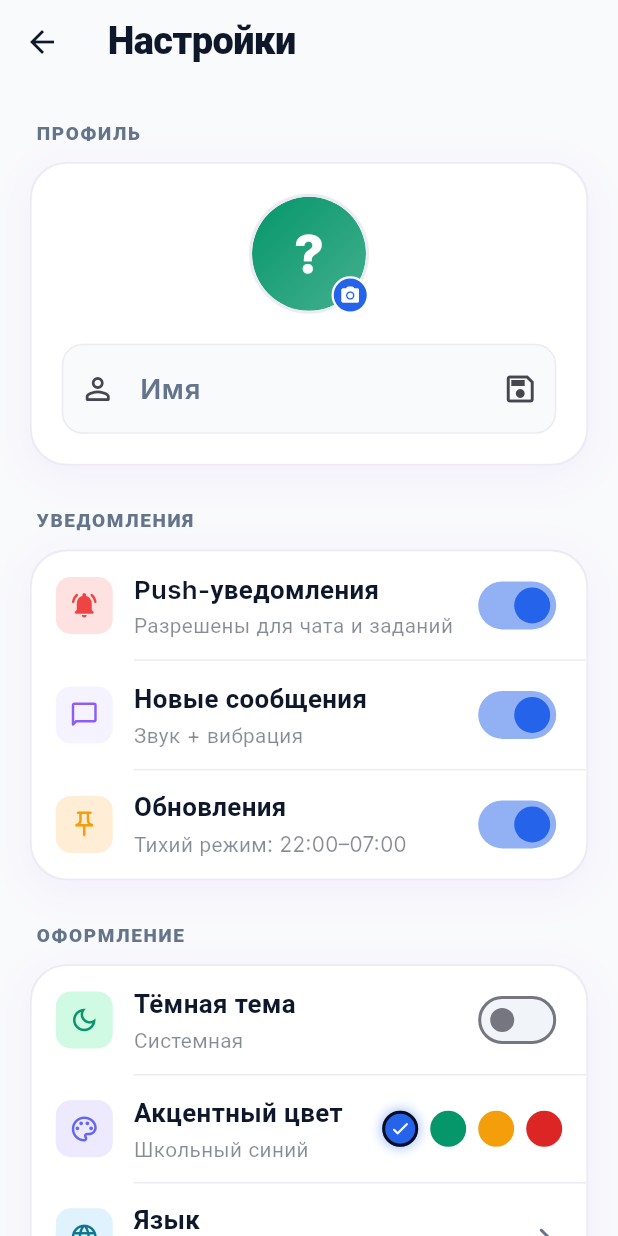
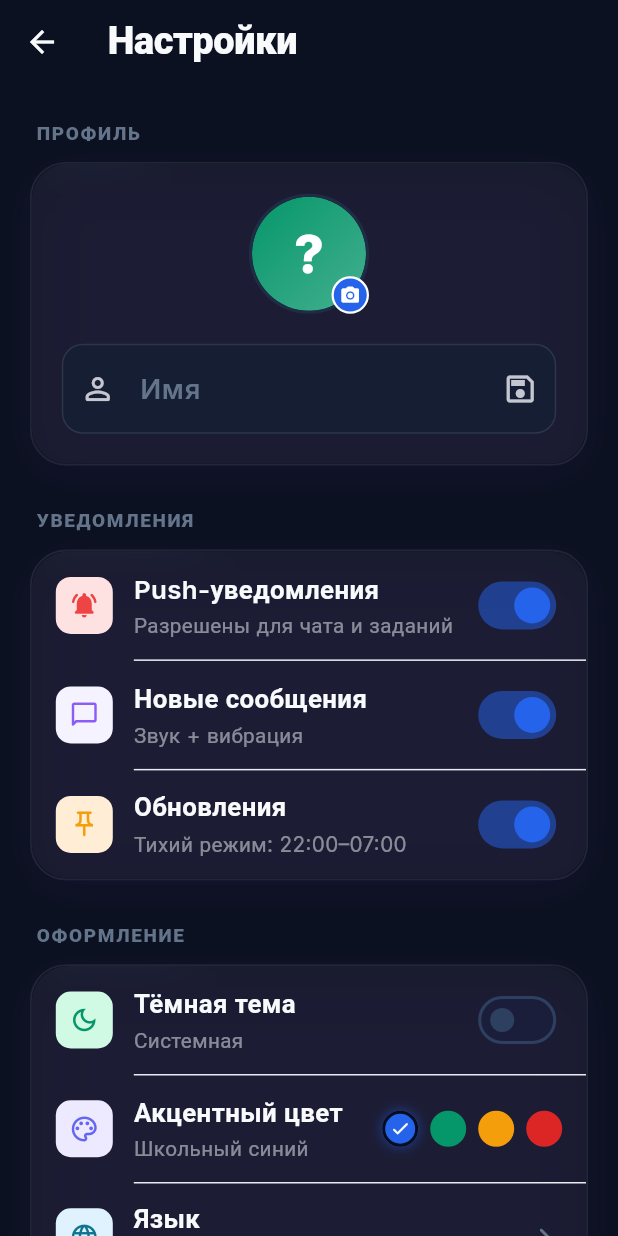
Before and after one commit to gookjiii/TalentUm-LMS, a Flutter app: the StudentShell screen opened directly, after a tap on an icon or button, on a phone screen of 412 x 824 dp. Run offline on Flutter 3.47's test engine with Material 3 defaults, Android fonts, the phone set to English and light mode, and no system bars; our stand-ins replace audioplayers, cached_network_image, chewie, cloud_firestore, cloud_functions, connectivity_plus and 32 more; missing offline and left inert: blurhash_dart, dart:html, dart:js_interop, dart:ui_web, diffutil_dart, gpt_markdown and 9 more; accounts and stored records are empty.

Commit message:
feat: apply Elite Digital Campus glassmorphism design system to the whole app

```diff
--- a/lib/main.dart
+++ b/lib/main.dart
@@ -194,7 +194,7 @@ class _SchoolWorldAppState extends ConsumerState<SchoolWorldApp> {
             debugShowCheckedModeBanner: false,
             theme: schoolTheme(primaryColor: appState.accentColor),
             darkTheme: schoolDarkTheme(primaryColor: appState.accentColor),
-            themeMode: isDarkMode ? ThemeMode.dark : ThemeMode.light,
+            themeMode: ThemeMode.dark, // Forced for Elite Digital Campus
             locale: activeLocale,
             localizationsDelegates: AppLocalizations.localizationsDelegates,
             supportedLocales: AppLocalizations.supportedLocales,
--- a/lib/src/screens/student_shell.dart
+++ b/lib/src/screens/student_shell.dart
@@ -196,8 +196,9 @@ class _StudentShellState extends ConsumerState<StudentShell> {
               ],
             );
 
-            return Scaffold(
-              backgroundColor: Theme.of(context).colorScheme.surface,
+            return AmbientGlowBackground(
+              child: Scaffold(
+                backgroundColor: Colors.transparent,
               body: SafeArea(
                 bottom: false,
                 child: Row(
@@ -264,6 +265,8 @@ class _StudentShellState extends ConsumerState<StudentShell> {
                         );
                       },
                     ),
+                    ),
+              ),
             );
           },
         );
--- a/lib/src/theme.dart
+++ b/lib/src/theme.dart
@@ -42,10 +42,10 @@ class SchoolColors {
   static const borderFocus = Color(0xFFC4B5FD);
 
   // ── Dark-mode Palette ─────────────────────────────────────────
-  static const darkBg = Color(0xFF080C1E);
-  static const darkSurface = Color(0xFF11152D);
+  static const darkBg = Color(0xFF0B1120);
+  static const darkSurface = Color(0xFF151E32);
   static const darkSurfaceElevated = Color(0xFF1B1E3B);
-  static const darkBorder = Color(0xFF222648);
+  static const darkBorder = Color(0x1AFFFFFF); // rgba(255, 255, 255, 0.1)
   static const darkText = Color(0xFFF8FAFC);
   static const darkTextSecondary = Color(0xFF94A3B8);
   static const darkMuted = Color(0xFF64748B);
@@ -183,19 +183,19 @@ class AppTextStyle {
     height: 1.5,
   );
 
-  static final titleSm = GoogleFonts.plusJakartaSans(
+  static final titleSm = GoogleFonts.inter(
     fontSize: 18,
     fontWeight: FontWeight.w700,
     letterSpacing: -0.2,
   );
 
-  static final titleLg = GoogleFonts.plusJakartaSans(
+  static final titleLg = GoogleFonts.inter(
     fontSize: 24,
     fontWeight: FontWeight.w800,
     letterSpacing: -0.4,
   );
 
-  static TextStyle display(BuildContext context) => GoogleFonts.plusJakartaSans(
+  static TextStyle display(BuildContext context) => GoogleFonts.inter(
         fontSize: 32,
         fontWeight: FontWeight.w800,
         letterSpacing: -0.8,
--- /dev/null
+++ b/lib/src/widgets/ambient_glow_background.dart
@@ -0,0 +1,61 @@
+import 'package:flutter/material.dart';
+import '../theme.dart';
+
+class AmbientGlowBackground extends StatelessWidget {
+  const AmbientGlowBackground({super.key, required this.child});
+  final Widget child;
+
+  @override
+  Widget build(BuildContext context) {
+    final isDark = Theme.of(context).brightness == Brightness.dark;
+    if (!isDark) return child;
+
+    return Stack(
+      children: [
+        Positioned.fill(
+          child: Container(
+            color: SchoolColors.darkBg,
+          ),
+        ),
+        // Glow 1 (Top Left)
+        Positioned(
+          top: -200,
+          left: -200,
+          child: Container(
+            width: 600,
+            height: 600,
+            decoration: BoxDecoration(
+              shape: BoxShape.circle,
+              gradient: RadialGradient(
+                colors: [
+                  const Color(0xFF2563EB).withValues(alpha: 0.15),
+                  const Color(0xFF2563EB).withValues(alpha: 0.0),
+                ],
+              ),
+            ),
+          ),
+        ),
+        // Glow 2 (Bottom Right)
+        Positioned(
+          bottom: -250,
+          right: -250,
+          child: Container(
+            width: 800,
+            height: 800,
+            decoration: BoxDecoration(
+              shape: BoxShape.circle,
+              gradient: RadialGradient(
+                colors: [
+                  const Color(0xFF6366F1).withValues(alpha: 0.10),
+                  const Color(0xFF6366F1).withValues(alpha: 0.0),
+                ],
+              ),
+            ),
+          ),
+        ),
+        // Content
+        Positioned.fill(child: child),
+      ],
+    );
+  }
+}
--- a/lib/src/widgets/school_widgets.dart
+++ b/lib/src/widgets/school_widgets.dart
@@ -12,6 +12,7 @@ import 'package:google_fonts/google_fonts.dart';
 import '../../main.dart';
 import '../theme.dart';
 export 'cached_stream_builder.dart';
+export 'ambient_glow_background.dart';
 
 // ─────────────────────────────────────────────────────────────────
 // HOVERABLE
@@ -211,15 +212,15 @@ class SchoolCard extends HookWidget {
     final isPressed = useState(false);
     final isDark = Theme.of(context).brightness == Brightness.dark;
     final themeColor =
-        color ?? (isDark ? SchoolColors.darkSurface : Colors.white);
+        color ?? (isDark ? Colors.white.withValues(alpha: 0.04) : Colors.white);
     final resolvedBorderColor =
         borderColor ??
         (color == null
             ? (isHovered.value
                   ? Theme.of(
                       context,
-                    ).colorScheme.primary.withValues(alpha: 0.25)
-                  : (isDark ? SchoolColors.darkBorder : SchoolColors.border))
+                    ).colorScheme.primary.withValues(alpha: 0.3)
+                  : (isDark ? Colors.white.withValues(alpha: 0.08) : SchoolColors.border))
             : Colors.white.withValues(alpha: 0.15));
 
     Matrix4 transform = Matrix4.identity();
@@ -262,7 +263,25 @@ class SchoolCard extends HookWidget {
                           .cardShadow, // Uses the updated diffusion shadow
                   ],
           ),
-          child: Material(
+          child: isDark && !isPerformance ? ClipRRect(
+            borderRadius: BorderRadius.circular(borderRadius),
+            child: BackdropFilter(
+              filter: ui.ImageFilter.blur(sigmaX: 16, sigmaY: 16),
+              child: Material(
+                color: themeColor,
+                borderRadius: BorderRadius.circular(borderRadius),
+                clipBehavior: Clip.antiAlias,
+                child: InkWell(
+                  onTap: onTap,
+                  borderRadius: BorderRadius.circular(borderRadius),
+                  child: Semantics(
+                    button: onTap != null,
+                    child: Padding(padding: resolvedPadding, child: child),
+                  ),
+                ),
+              ),
+            ),
+          ) : Material(
             color: themeColor,
             borderRadius: BorderRadius.circular(borderRadius),
             clipBehavior: Clip.antiAlias,
```
Also changed, not shown: lib/src/features/today/presentation/widgets/student_today.dart (+41 -2 lines), lib/src/screens/teacher_workspace_screen.dart (+7 -5 lines), 1 other file.
